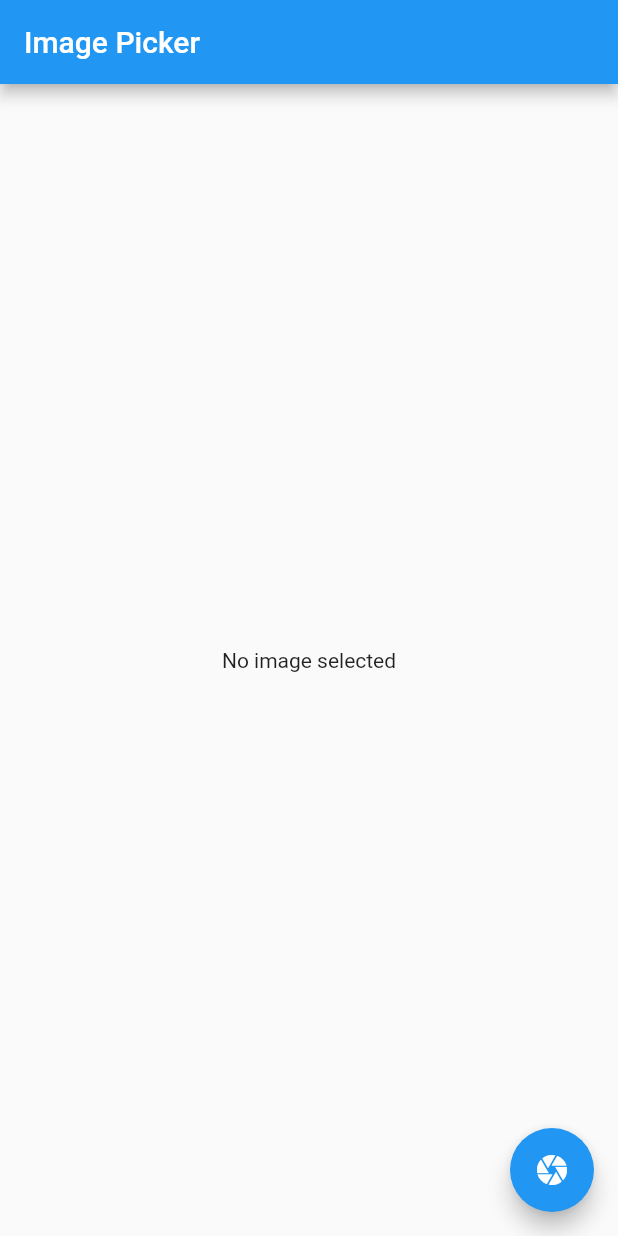
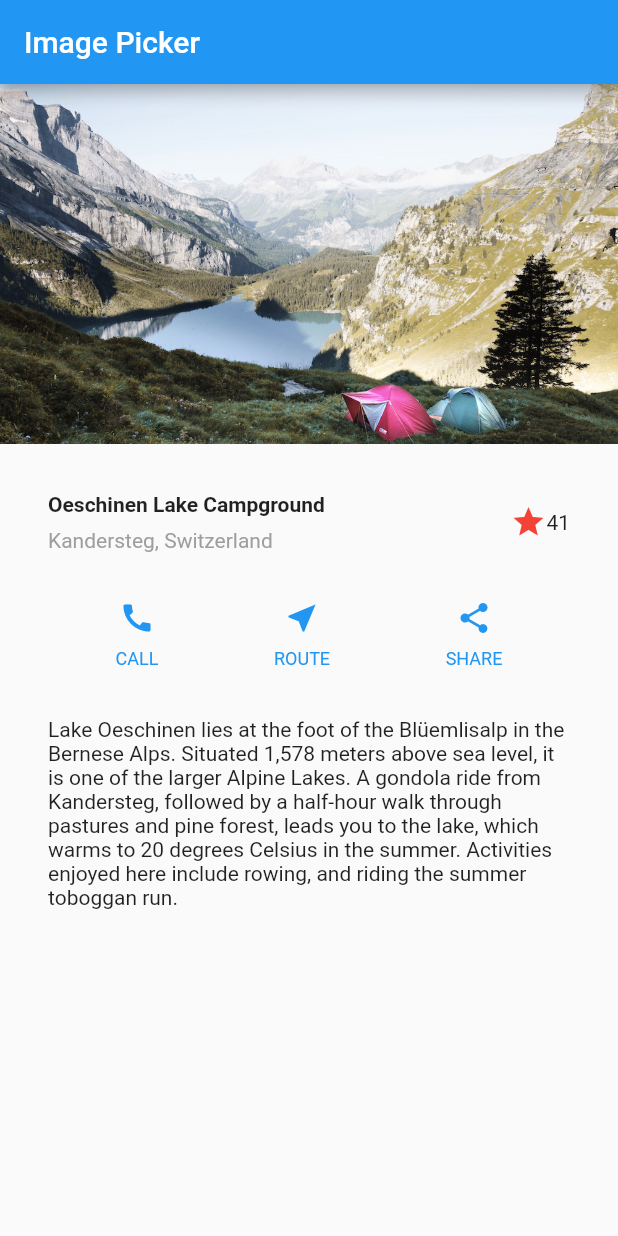
Before and after one commit to shyntaayu/Flutter-init, a Flutter app: the screen it shows after launch, on a phone screen of 412 x 824 dp. Run offline on Flutter 3.47's test engine with Material 2 defaults, Android fonts, the phone set to English and light mode, and no system bars; our stand-ins replace image_picker.

Commit message:
+ layout bagus

```diff
--- a/lib/main.dart
+++ b/lib/main.dart
@@ -1,42 +1,116 @@
 import 'dart:io';
+import 'package:flutter/widgets.dart';
 import 'package:image_picker/image_picker.dart';
 
 import 'package:flutter/material.dart';
 
 void main() => runApp(MyApp());
 
-class MyApp extends StatefulWidget {
-  @override
-  State<StatefulWidget> createState() => new _MyAppState();
-}
-
-class _MyAppState extends State<MyApp> {
-  File _image;
-  Future getImage() async {
-    var image = await ImagePicker.pickImage(source: ImageSource.camera);
-    setState(() {
-      _image = image;
-    });
-  }
+class MyApp extends StatelessWidget {
 
   @override
   Widget build(BuildContext context) {
+    Widget titleSection = Container(
+      padding: const EdgeInsets.all(32),
+      child: Row(
+        children: [
+          Expanded(
+            /*1*/
+            child: Column(
+              crossAxisAlignment: CrossAxisAlignment.start,
+              children: [
+                /*2*/
+                Container(
+                  padding: const EdgeInsets.only(bottom: 8),
+                  child: Text(
+                    'Oeschinen Lake Campground',
+                    style: TextStyle(
+                      fontWeight: FontWeight.bold,
+                    ),
+                  ),
+                ),
+                Text(
+                  'Kandersteg, Switzerland',
+                  style: TextStyle(
+                    color: Colors.grey[500],
+                  ),
+                ),
+              ],
+            ),
+          ),
+          /*3*/
+          Icon(
+            Icons.star,
+            color: Colors.red[500],
+          ),
+          Text('41'),
+        ],
+      ),
+    );
+
+    Column _buildButtonColumn(Color color, IconData icon, String label) {
+      return Column(
+        mainAxisSize: MainAxisSize.min,
+        mainAxisAlignment: MainAxisAlignment.center,
+        children: [
+          Icon(icon, color: color),
+          Container(
+            margin: const EdgeInsets.only(top: 8),
+            child: Text(
+              label,
+              style: TextStyle(
+                fontSize: 12,
+                fontWeight: FontWeight.w400,
+                color: color,
+              ),
+            ),
+          ),
+        ],
+      );
+    }
+
+    Color color = Theme.of(context).primaryColor;
+
+    Widget buttonSection = Container(
+      child: Row(
+        mainAxisAlignment: MainAxisAlignment.spaceEvenly,
+        children: [
+          _buildButtonColumn(color, Icons.call, 'CALL'),
+          _buildButtonColumn(color, Icons.near_me, 'ROUTE'),
+          _buildButtonColumn(color, Icons.share, 'SHARE'),
+        ],
+      ),
+    );
+
+    Widget textSection = Container(
+      padding: const EdgeInsets.all(32),
+      child: Text(
+        'Lake Oeschinen lies at the foot of the Blüemlisalp in the Bernese '
+        'Alps. Situated 1,578 meters above sea level, it is one of the '
+        'larger Alpine Lakes. A gondola ride from Kandersteg, followed by a '
+        'half-hour walk through pastures and pine forest, leads you to the '
+        'lake, which warms to 20 degrees Celsius in the summer. Activities '
+        'enjoyed here include rowing, and riding the summer toboggan run.',
+        softWrap: true,
+      ),
+    );
     return new MaterialApp(
         title: 'Image Picker',
         home: new Scaffold(
           appBar: new AppBar(
             title: new Text('Image Picker'),
           ),
-          body: new Center(
-            child: _image == null
-                ? new Text('No image selected')
-                : new Image.file(_image),
-          ),
-          floatingActionButton: new FloatingActionButton(
-            onPressed: getImage,
-            tooltip: 'Pick Image',
-            child: new Icon(Icons.camera),
-          ),
+          body: new ListView(children: <Widget>[
+            Image.asset(
+              'images/lake.jpg',
+              width: 600,
+              height: 240,
+              fit: BoxFit.cover,
+            ),
+            titleSection,
+            buttonSection,
+            textSection,
+          ]),
         ));
   }
 }
--- a/pubspec.yaml
+++ b/pubspec.yaml
@@ -42,6 +42,8 @@ flutter:
   # included with your application, so that you can use the icons in
   # the material Icons class.
   uses-material-design: true
+  assets:
+    - images/lake.jpg
 
   # To add assets to your application, add an assets section, like this:
   # assets:
```
Also changed, not shown: images/lake.jpg (added).
